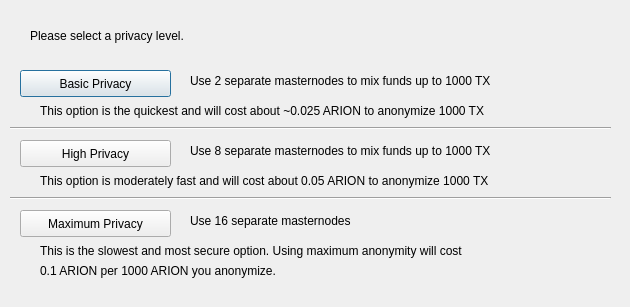
Qt form src/qt/forms/darksendconfig.ui (arioncoin/arioncoin-archived-do-not-use) before a commit.
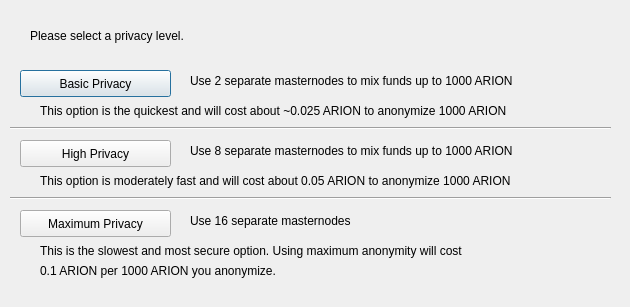
The same form after that commit.

```diff
--- a/src/qt/forms/darksendconfig.ui
+++ b/src/qt/forms/darksendconfig.ui
@@ -75,7 +75,7 @@
     </rect>
    </property>
    <property name="text">
-    <string>Use 2 separate masternodes to mix funds up to 1000 TX</string>
+    <string>Use 2 separate masternodes to mix funds up to 1000 ARION</string>
    </property>
   </widget>
   <widget class="QLabel" name="label_3">
@@ -88,7 +88,7 @@
     </rect>
    </property>
    <property name="text">
-    <string>Use 8 separate masternodes to mix funds up to 1000 TX</string>
+    <string>Use 8 separate masternodes to mix funds up to 1000 ARION</string>
    </property>
   </widget>
   <widget class="QLabel" name="label_4">
@@ -114,7 +114,7 @@
     </rect>
    </property>
    <property name="text">
-    <string>This option is the quickest and will cost about ~0.025 ARION to anonymize 1000 TX</string>
+    <string>This option is the quickest and will cost about ~0.025 ARION to anonymize 1000 ARION</string>
    </property>
   </widget>
   <widget class="QLabel" name="label_7">
@@ -127,7 +127,7 @@
     </rect>
    </property>
    <property name="text">
-    <string>This option is moderately fast and will cost about 0.05 ARION to anonymize 1000 TX</string>
+    <string>This option is moderately fast and will cost about 0.05 ARION to anonymize 1000 ARION</string>
    </property>
   </widget>
   <widget class="QLabel" name="label_8">
```
